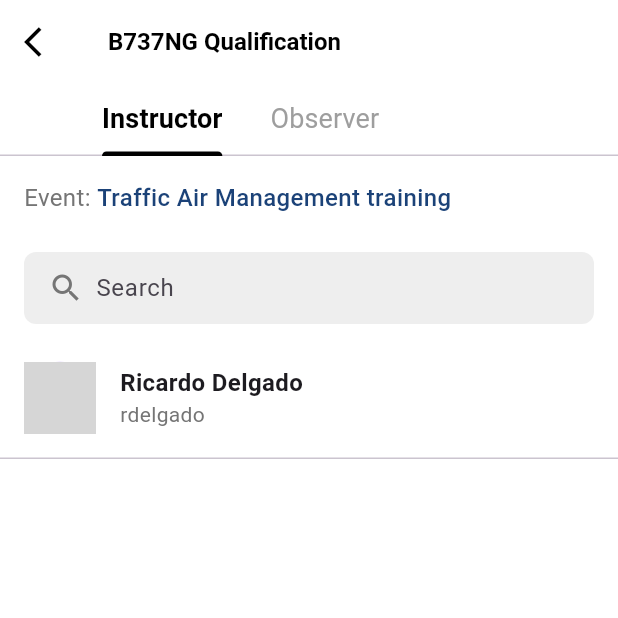
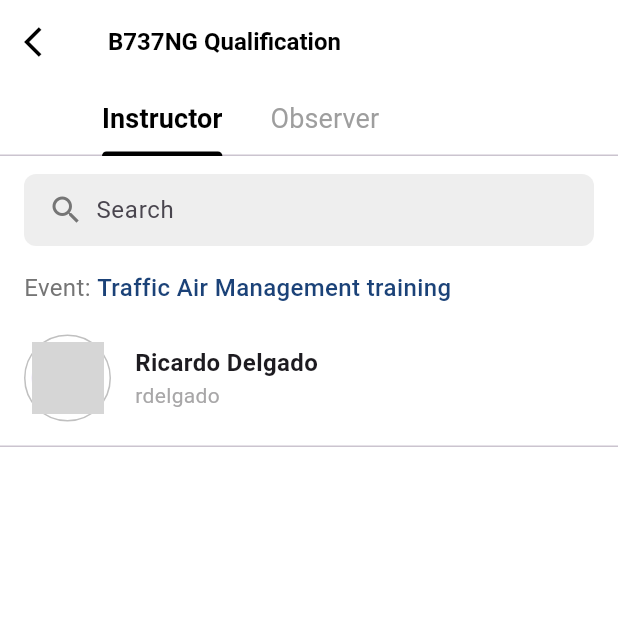
Before and after one commit to alirezat66/multiple_key_bloc, a Flutter app: the screen it shows after launch, on a phone screen of 412 x 824 dp, the top half of it. Run offline on Flutter 3.47's test engine with Material 3 defaults, Android fonts, the phone set to English and light mode, and no system bars; our stand-ins replace equatable, flutter_bloc, freezed_annotation, get_it, rxdart; network calls fail; Roboto replaces fonts that are missing (Source Sans Pro); grey boxes are pictures that could not be loaded.

Commit message:
style: update CustomSearchBar margin and enhance ResourceItem profile image styling

```diff
--- a/lib/features/event_details/presentation/view/page/event_detail_page.dart
+++ b/lib/features/event_details/presentation/view/page/event_detail_page.dart
@@ -157,8 +157,19 @@ class EventDetailPageState extends State<EventDetailPage>
                   ),
 
                   // Event name header
+                  // Search bar
+                  CustomSearchBar(
+                    tabId:
+                        'event_detail_page_search', // A unique ID for the search bar
+                    controller: _searchController,
+                  ),
+
+                  // Event name header
                   Padding(
-                     padding: const EdgeInsets.all(16.0),
+                    padding: const EdgeInsets.symmetric(
+                      vertical: 4,
+                      horizontal: 16,
+                    ),
                     child: RichText(
                       text: TextSpan(
                         style: DefaultTextStyle.of(context).style,
@@ -181,12 +192,6 @@ class EventDetailPageState extends State<EventDetailPage>
                         ],
                       ),
                     ),
-                   ),
-
-                   // Search bar
-                   CustomSearchBar(
-                     tabId: 'event_detail_page_search', // A unique ID for the search bar
-                     controller: _searchController,
                   ),
 
                   // Resources list for selected tab
--- a/lib/features/event_details/presentation/view/widget/custom_search_bar.dart
+++ b/lib/features/event_details/presentation/view/widget/custom_search_bar.dart
@@ -65,8 +65,7 @@ class CustomSearchBarState extends State<CustomSearchBar>
         }
       },
       child: Container(
-        height: 50,
-        margin: const EdgeInsets.symmetric(horizontal: 16.0, vertical: 8.0),
+        margin: const EdgeInsets.symmetric(horizontal: 16.0, vertical: 12.0),
         child: Row(
           children: [
             Expanded(
--- a/lib/features/event_details/presentation/view/widget/resource_item.dart
+++ b/lib/features/event_details/presentation/view/widget/resource_item.dart
@@ -29,9 +29,21 @@ class ResourceItem extends StatelessWidget {
               child: Row(
                 children: [
                   // Profile image
-                  CircleAvatar(
-                    radius: 24,
-                    backgroundImage: NetworkImage(resource.photo),
+                  Container(
+                    padding: const EdgeInsets.all(4.0),
+                    decoration: BoxDecoration(
+                      shape: BoxShape.circle,
+                      border: Border.all(
+                        color: Color(
+                          0xFFC0C0C0,
+                        ), // Or a specific color from your theme
+                        width: 1.0,
+                      ),
+                    ),
+                    child: CircleAvatar(
+                      radius: 24,
+                      backgroundImage: NetworkImage(resource.photo),
+                    ),
                   ),
                   const SizedBox(width: 16.0),
                   // User info
@@ -50,7 +62,7 @@ class ResourceItem extends StatelessWidget {
                           resource.userId,
                           style: TextStyle(
                             fontSize: 14.0,
-                            color: Colors.grey[600],
+                            color: Color(0XFFA8A7A8),
                           ),
                         ),
                       ],
```
Lines whose indentation alone changed are shown as unchanged.
